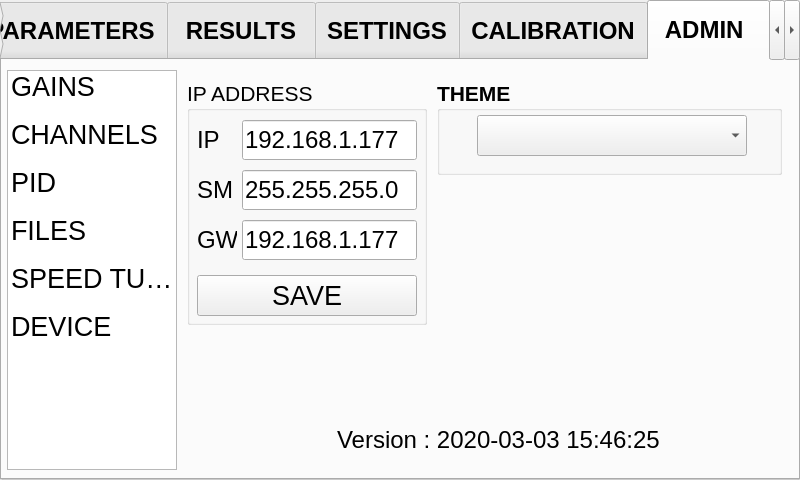
ahmetcihan/pendulum_controller, file dc_motor_pc.ui: the form before one commit.
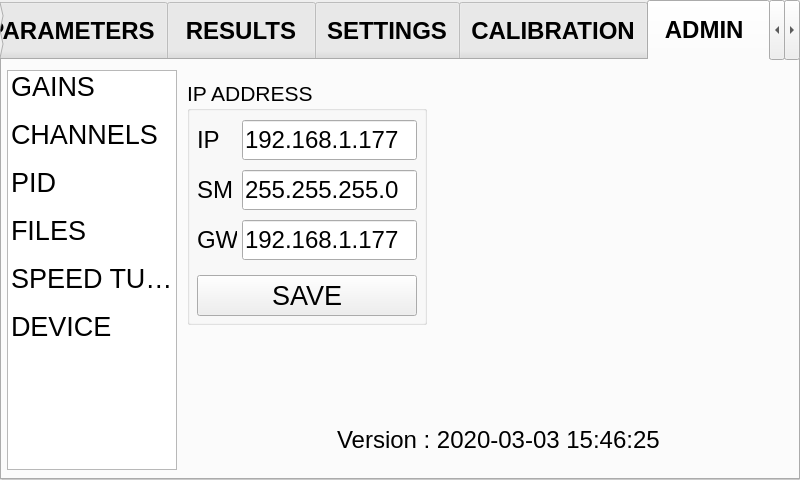
The form after the commit. The open tabs and pages were chosen to show the change.

Commit message: theme is fixed to a single stylesheet

What changed in the file:
```diff
--- a/dc_motor_pc.ui
+++ b/dc_motor_pc.ui
@@ -13814,41 +13814,6 @@
          </property>
         </widget>
        </widget>
-       <widget class="QGroupBox" name="groupBox_41">
-        <property name="geometry">
-         <rect>
-          <x>260</x>
-          <y>10</y>
-          <width>345</width>
-          <height>95</height>
-         </rect>
-        </property>
-        <property name="font">
-         <font>
-          <pointsize>16</pointsize>
-          <weight>75</weight>
-          <bold>true</bold>
-         </font>
-        </property>
-        <property name="title">
-         <string>THEME</string>
-        </property>
-        <widget class="QComboBox" name="comboBox_theme">
-         <property name="geometry">
-          <rect>
-           <x>40</x>
-           <y>35</y>
-           <width>270</width>
-           <height>41</height>
-          </rect>
-         </property>
-         <property name="font">
-          <font>
-           <pointsize>27</pointsize>
-          </font>
-         </property>
-        </widget>
-       </widget>
        <widget class="QLabel" name="label_version_no">
         <property name="geometry">
          <rect>
```
Left out of the diff: 2 changed lines with no effect on the pictures. The commit also changes 16 other files.
